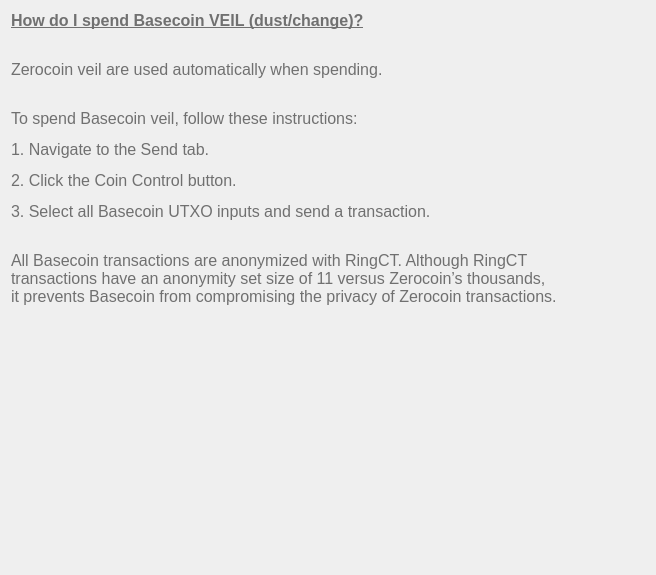
Old version of the form src/qt/veil/forms/settingsfaq05.ui in the repository Veil-Project/veil.
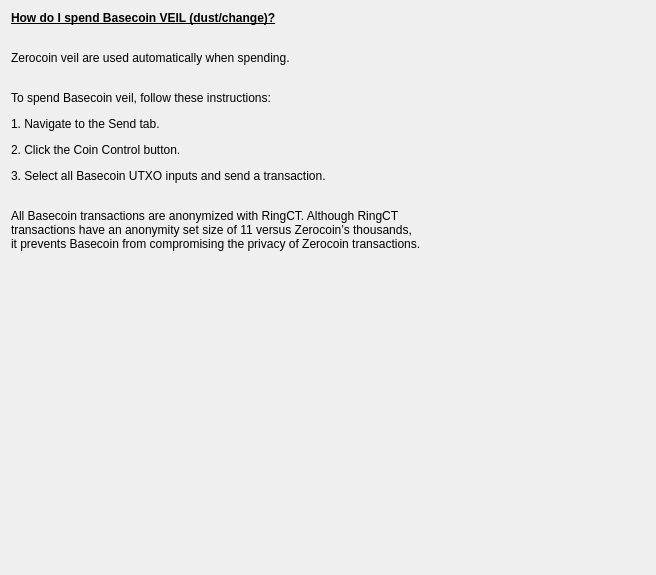
New version of the form.

The edit to the form file:
```diff
--- a/src/qt/veil/forms/settingsfaq05.ui
+++ b/src/qt/veil/forms/settingsfaq05.ui
@@ -13,10 +13,6 @@
   <property name="windowTitle">
    <string>Form</string>
   </property>
-  <property name="styleSheet">
-   <string notr="true">font-size:16px;
-color:#707070;</string>
-  </property>
   <layout class="QVBoxLayout" name="verticalLayout" stretch="1,0">
    <property name="rightMargin">
     <number>60</number>
@@ -29,9 +25,6 @@
        <height>0</height>
       </size>
      </property>
-     <property name="styleSheet">
-      <string notr="true">font-weight:200;</string>
-     </property>
      <property name="text">
       <string>&lt;html&gt;&lt;head/&gt;&lt;body&gt;&lt;p&gt;&lt;span style=&quot;font-weight:600; text-decoration: underline;&quot;&gt;How do I spend Basecoin VEIL (dust/change)?&lt;/span&gt;&lt;/p&gt;&lt;p&gt;&lt;span&gt;&lt;br/&gt;Zerocoin veil are used automatically when spending.&lt;/span&gt;&lt;/p&gt;&lt;p&gt;&lt;br/&gt;&lt;span&gt;To spend Basecoin veil, follow these instructions:&lt;/span&gt;&lt;/p&gt;&lt;p&gt;&lt;span&gt;1. Navigate to the Send tab.&lt;/span&gt;&lt;/p&gt;&lt;p&gt;&lt;span&gt;2. Click the Coin Control button.&lt;/span&gt;&lt;/p&gt;&lt;p&gt;&lt;span&gt;3. Select all Basecoin UTXO inputs and send a transaction.&lt;/span&gt;&lt;/p&gt;&lt;p&gt;&lt;br/&gt;&lt;span&gt;All Basecoin transactions are anonymized with RingCT. Although RingCT transactions have an anonymity set size of 11 versus Zerocoin’s thousands, it prevents Basecoin from compromising the privacy of Zerocoin transactions.&lt;/span&gt;&lt;/p&gt;&lt;/body&gt;&lt;/html&gt;</string>
      </property>
```
